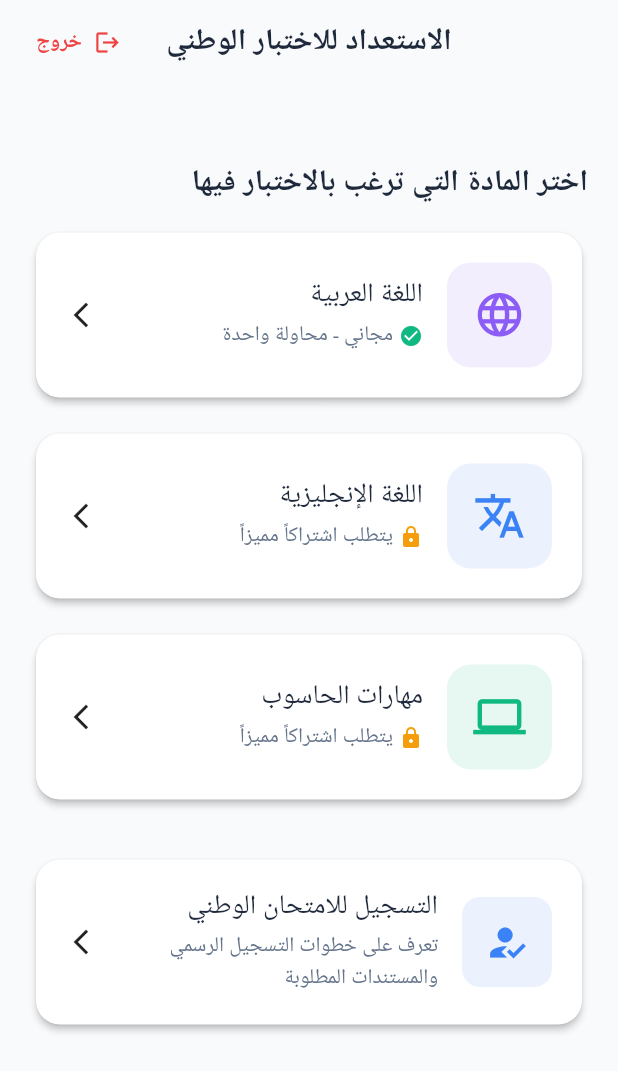
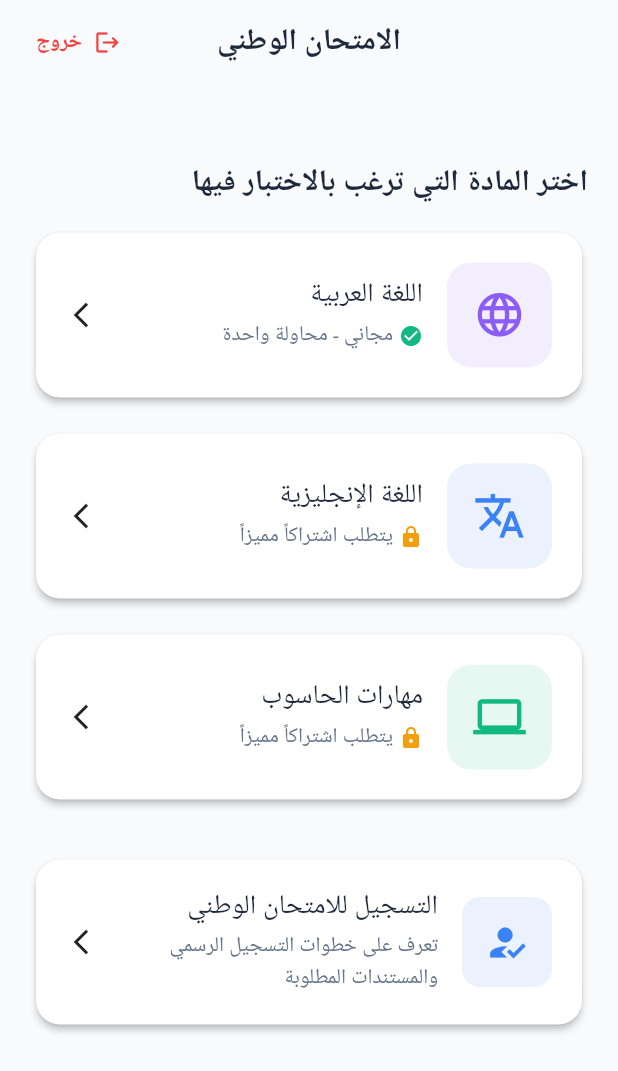
Before and after one commit to 500h6/iraqi-exam-prep, a Flutter app: the HomePage screen opened by its route, on a phone screen of 412 x 824 dp. Shown: the top 1071 px of the screen. Run offline on Flutter 3.47's test engine with Material 3 defaults, Android fonts, the phone set to English and light mode, and no system bars; our stand-ins replace dartz, dio, equatable, firebase_core, flutter_bloc, flutter_secure_storage and 8 more; accounts and stored records are empty; Roboto replaces fonts that are missing (Cairo).

Commit message:
Android rebranding: Update applicationId, namespace, and app titles to 'الامتحان الوطني'

```diff
--- a/iraqi_exam_prep_app/lib/features/auth/presentation/pages/splash_page.dart
+++ b/iraqi_exam_prep_app/lib/features/auth/presentation/pages/splash_page.dart
@@ -68,7 +68,7 @@ class _SplashPageState extends State<SplashPage> {
               const SizedBox(height: 24),
               // App Name
               const Text(
-                'الاستعداد للاختبار الوطني',
+                'الامتحان الوطني',
                 style: TextStyle(
                   fontSize: 28,
                   fontWeight: FontWeight.bold,
--- a/iraqi_exam_prep_app/lib/features/exams/presentation/pages/home_page.dart
+++ b/iraqi_exam_prep_app/lib/features/exams/presentation/pages/home_page.dart
@@ -22,7 +22,7 @@ class HomePage extends StatelessWidget {
         // Background color handled by theme
         appBar: AppBar(
           title: const Text(
-            'الاستعداد للاختبار الوطني',
+            'الامتحان الوطني',
             style: TextStyle(fontWeight: FontWeight.bold),
           ),
           actions: [
--- a/iraqi_exam_prep_app/lib/main.dart
+++ b/iraqi_exam_prep_app/lib/main.dart
@@ -43,7 +43,7 @@ class MyApp extends StatelessWidget {
         ),
       ],
       child: MaterialApp.router(
-        title: 'تطبيق الاستعداد للامتحانات',
+        title: 'الامتحان الوطني',
         debugShowCheckedModeBanner: false,
         theme: AppTheme.lightTheme,
         darkTheme: AppTheme.darkTheme,
```
Also changed, not shown: 3 other files.
